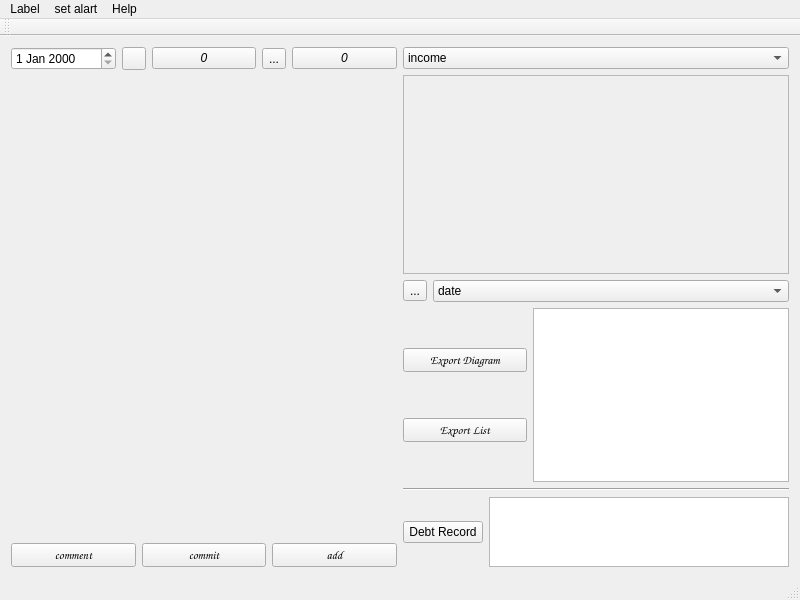
Above: mainwindow.ui from likicode/accounting_proj before the change. Below: the same form after it.
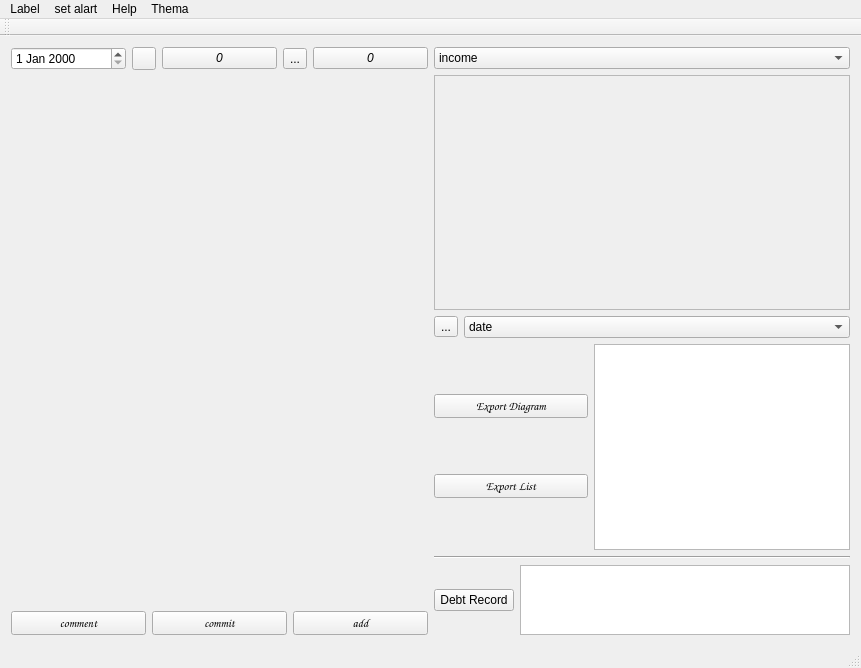
That is the form after the change. Icons and pictures are not drawn.

Commit message:
导出csv文件&&UI界面美化&&提供2个主题选择
rt

Patch:
```diff
--- a/mainwindow.ui
+++ b/mainwindow.ui
@@ -6,8 +6,8 @@
    <rect>
     <x>0</x>
     <y>0</y>
-    <width>800</width>
-    <height>600</height>
+    <width>861</width>
+    <height>668</height>
    </rect>
   </property>
   <property name="windowTitle">
@@ -219,6 +219,9 @@
                   <bold>true</bold>
                  </font>
                 </property>
+                <property name="styleSheet">
+                 <string notr="true"/>
+                </property>
                 <property name="text">
                  <string>Export Diagram</string>
                 </property>
@@ -284,7 +287,7 @@
     <rect>
      <x>0</x>
      <y>0</y>
-     <width>800</width>
+     <width>861</width>
      <height>22</height>
     </rect>
    </property>
@@ -309,9 +312,17 @@
     </property>
     <addaction name="actionAbout_Accouting"/>
    </widget>
+   <widget class="QMenu" name="menuThema">
+    <property name="title">
+     <string>Thema</string>
+    </property>
+    <addaction name="actionDark"/>
+    <addaction name="actionLight"/>
+   </widget>
    <addaction name="menu"/>
    <addaction name="menu_2"/>
    <addaction name="menuHelp"/>
+   <addaction name="menuThema"/>
   </widget>
   <widget class="QToolBar" name="mainToolBar">
    <attribute name="toolBarArea">
```
Left out of the diff: 10 changed lines with no effect on the pictures. The commit also changes 6 other files.
